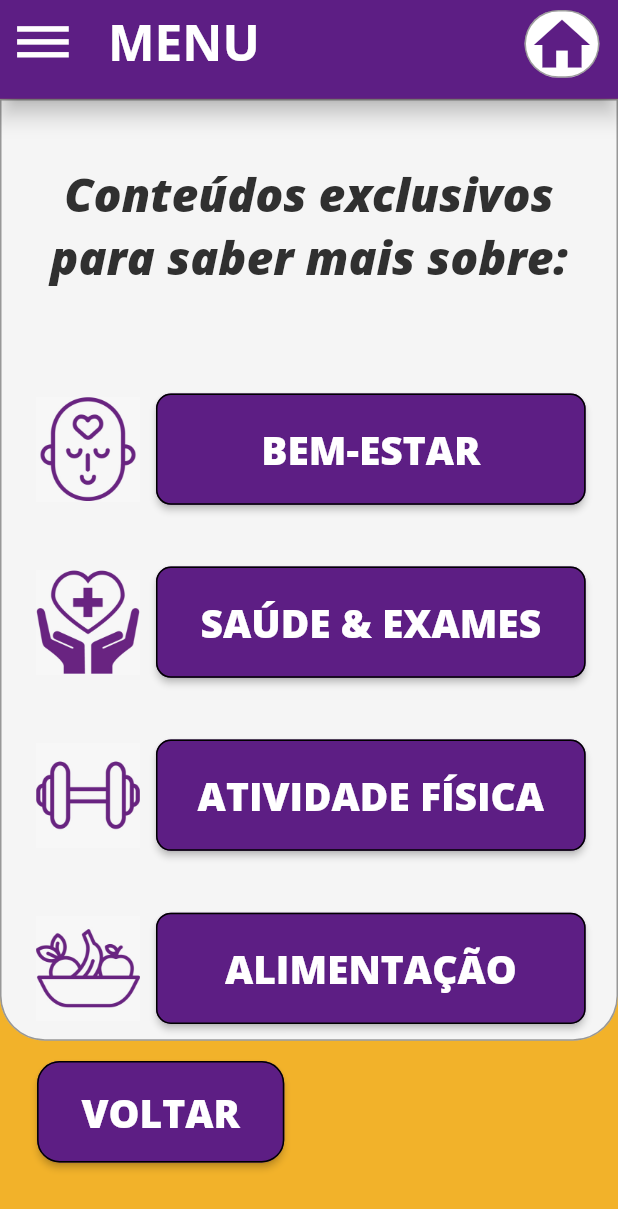
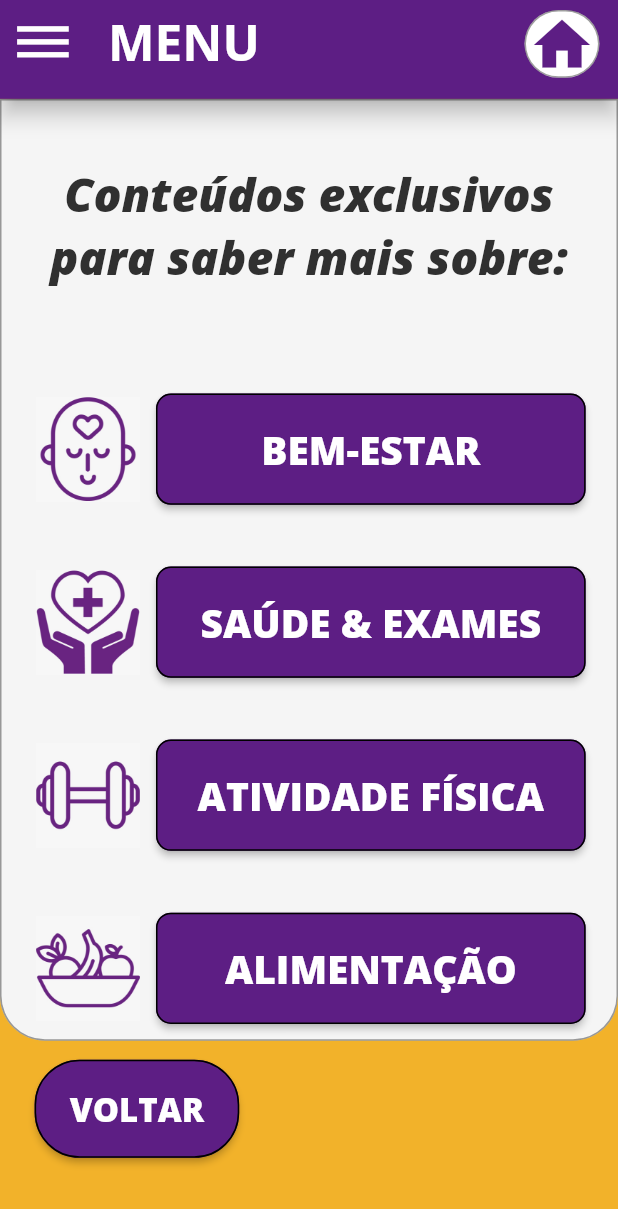
Before and after one commit to AegonX007/Projeto_Porto_Digital-Teclar, a Flutter app: the OpcoesFarmacia screen opened by its route, on a phone screen of 412 x 824 dp. Shown: the top 1209 px of the screen. Run offline on Flutter 3.47's test engine with Material 2 defaults, Android fonts, the phone set to English and light mode, and no system bars; our stand-ins replace audioplayers, cloud_firestore, email_validator, firebase_auth, firebase_storage, flare_flutter and 6 more; missing offline and left inert: bloc_pattern, mercado_pago_mobile_checkout; accounts and stored records are empty.

Commit message:
Icon alterado

```diff
--- a/lib/ui_menu/opcoesFarmacia.dart
+++ b/lib/ui_menu/opcoesFarmacia.dart
@@ -2,6 +2,7 @@ import 'package:cloud_firestore/cloud_firestore.dart';
 import 'package:firebase_auth/firebase_auth.dart';
 import 'package:flutter/material.dart';
 import 'package:material_splash_screen/ui_menu/AprendizadoFarmacia.dart';
+import 'package:flutter_screenutil/flutter_screenutil.dart';
 
 class OpcoesFarmacia extends StatefulWidget {
   @override
@@ -314,17 +315,16 @@ class _OpcoesFarmaciaState extends State<OpcoesFarmacia> {
           Row(
             children: [
               Padding(
-                  padding: EdgeInsets.only(
-                      left: sizeWidth * 0.06, top: sizeHeight * 0.0165),
+                  padding: EdgeInsets.only(left: 22.w, top: 12.h),
                   child: Container(
-                    height: sizeHeight * 0.082,
-                    width: sizeWidth * 0.4,
+                    height: 62.h,
+                    width: 130.w,
                     child: RaisedButton(
                       textColor: Colors.white,
                       splashColor: Color(0xfffab611),
                       color: Color.fromARGB(255, 93, 30, 132),
                       shape: RoundedRectangleBorder(
-                          borderRadius: BorderRadius.circular(15.0),
+                          borderRadius: BorderRadius.circular(30.0),
                           side: BorderSide(color: Colors.black)),
                       onPressed: () {
                         Navigator.of(context).pop();
@@ -333,7 +333,7 @@ class _OpcoesFarmaciaState extends State<OpcoesFarmacia> {
                         "VOLTAR",
                         style: TextStyle(
                           fontFamily: 'Open Sans Extra Bold',
-                          fontSize: (sizeWidth * 0.35) * 0.18,
+                          fontSize: 21.ssp,
                           fontWeight: FontWeight.bold,
                         ),
                       ),
--- a/pubspec.yaml
+++ b/pubspec.yaml
@@ -179,4 +179,4 @@ flutter:
 flutter_icons:
   android: true
   ios: true
-  image_path: "icons/wakanda2.png"
+  image_path: "images/LOGOTIPO_icon.png"
```
Also changed, not shown: images/LOGOTIPO_icon.png (added), 21 other files.
